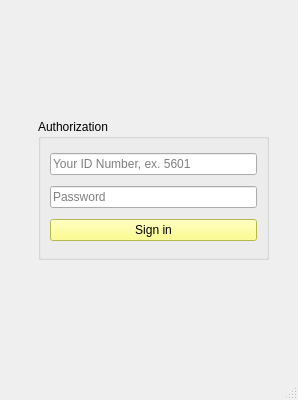
CubeElement/newOopsApp, file mainwindow.ui: the form before one commit.
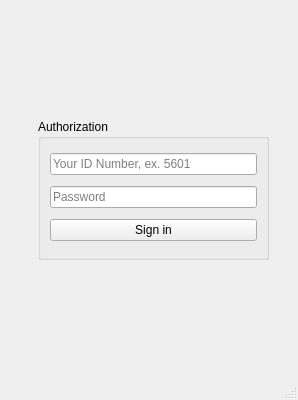
The form after the commit.

Patch:
```diff
--- a/mainwindow.ui
+++ b/mainwindow.ui
@@ -89,12 +89,6 @@
          </item>
          <item>
           <widget class="QPushButton" name="button_signin">
-           <property name="autoFillBackground">
-            <bool>false</bool>
-           </property>
-           <property name="styleSheet">
-            <string notr="true">background-color: rgb(255, 255, 110);</string>
-           </property>
            <property name="text">
             <string>Sign in</string>
            </property>
```
Left out of the diff: 10 changed lines with no effect on the pictures.
